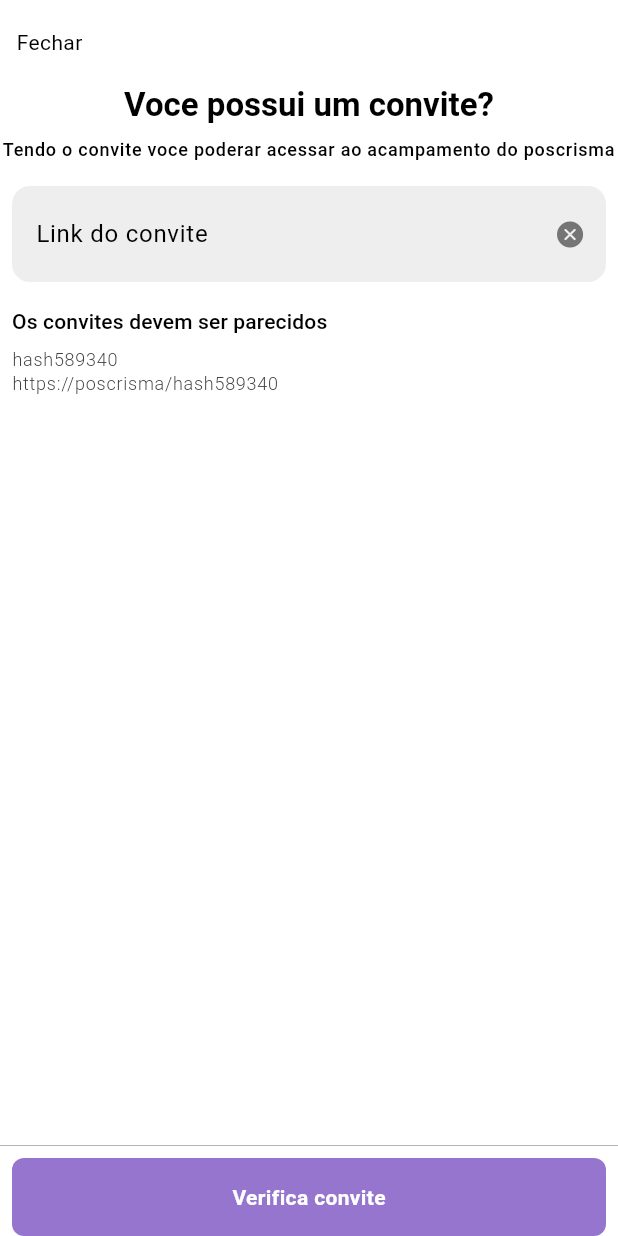
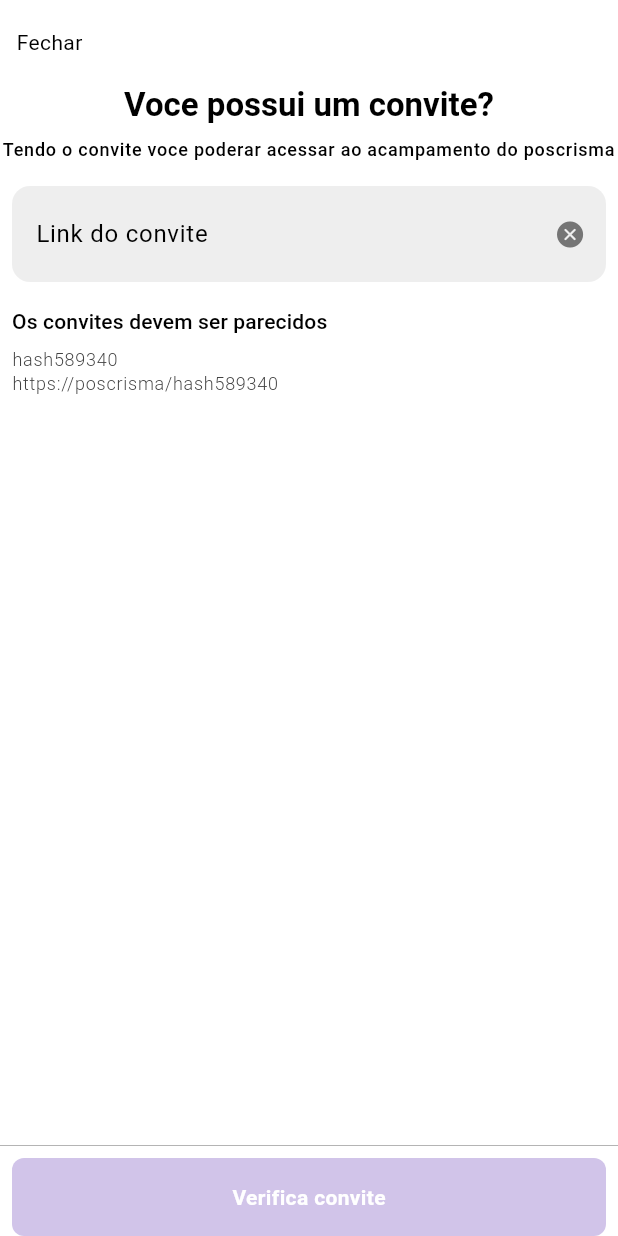
Before and after one commit to pos-crisma/poscrisma, a Flutter app: the InviteMobile screen opened directly, on a phone screen of 412 x 824 dp. Run offline on Flutter 3.47's test engine with Material 3 defaults, Android fonts, the phone set to English and light mode, and no system bars; our stand-ins replace carousel_slider, cloud_firestore, dio, firebase_analytics, firebase_core, flutter_modular and 3 more; missing offline and left inert: locale_plus; accounts and stored records are empty; Roboto replaces fonts that are missing (Manrope).

Commit message:
feat: invite & create user flow

```diff
--- a/modules/core/pubspec.yaml
+++ b/modules/core/pubspec.yaml
@@ -8,6 +8,7 @@ environment:
   flutter: ">=1.17.0"
 
 dependencies:
+
   dio: ^5.3.2
   equatable: ^2.0.5
   firebase_core: ^2.22.0
@@ -17,6 +18,7 @@ dependencies:
   flutter_modular: ^6.3.2
   firebase_analytics: ^10.7.0
   result_dart: ^1.0.5
+  locale_plus: ^1.5.0
 
 dev_dependencies:
   flutter_test:
--- a/modules/feature/error/lib/src/module/error_module.dart
+++ b/modules/feature/error/lib/src/module/error_module.dart
@@ -12,6 +12,9 @@ class ErrorModule extends Module {
         content: r.args.data["content"],
         backButton: r.args.data["backButton"],
         onPress: r.args.data["onPress"],
+        isShowButton: r.args.data["isShowButton"],
+        titleButton: r.args.data["titleButton"],
+        enableColor: r.args.data["enableColor"],
       ),
       transition: TransitionType.downToUp,
     );
--- a/modules/feature/error/pubspec.yaml
+++ b/modules/feature/error/pubspec.yaml
@@ -2,6 +2,7 @@ name: error
 description: "A new Flutter package project."
 version: 0.0.1
 homepage:
+publish_to: none
 
 environment:
   sdk: '>=3.2.2 <4.0.0'
--- a/modules/feature/invite/lib/src/feature/view/mobile/invite_mobile.dart
+++ b/modules/feature/invite/lib/src/feature/view/mobile/invite_mobile.dart
@@ -153,15 +153,38 @@ class _InviteMobileState extends State<InviteMobile> {
             child: ValueListenableBuilder(
               valueListenable: viewStore,
               builder: (context, value, child) {
+                return ValueListenableBuilder(
+                  valueListenable: value.textEditingController,
+                  builder: (context, textController, child) {
+                    print(textController.text);
+                    print(textController.text.length);
+                    print(textController.text.length > 3);
+                    print(textController.text.length > 3
+                        ? value.status == InviteServiceStatus.loading
+                        : false);
                     return AnimatedButton(
                       isFocus: View.of(context).viewInsets.bottom > 0.0,
-                  isDisabled: value.status == InviteServiceStatus.loading,
-                  onPress: () => viewStore.send(InviteAction.buttonTapped()),
-                  enableColor: Colors.deepPurple.shade300,
+                      isDisabled: textController.text.length > 3
+                          ? value.status == InviteServiceStatus.loading
+                          : true,
+                      onPress: () =>
+                          viewStore.send(InviteAction.buttonTapped()),
+                      enableColor: Colors.deepPurple.shade500,
                       disableColor: SystemMode.isDark(context)
-                      ? Colors.deepPurple.shade500
+                          ? Colors.deepPurple.shade300
                           : Colors.deepPurple.shade100,
-                  disabledChild: const CircularProgressIndicator.adaptive(),
+                      disabledChild: value.status == InviteServiceStatus.loading
+                          ? const CircularProgressIndicator.adaptive()
+                          : Text(
+                              'Verifica convite',
+                              style: Theme.of(context)
+                                  .textTheme
+                                  .bodyMedium! //
+                                  .copyWith(
+                                    fontWeight: FontWeight.w600,
+                                    color: Colors.white,
+                                  ),
+                            ),
                       child: Text(
                         'Verifica convite',
                         style: Theme.of(context)
@@ -174,6 +197,8 @@ class _InviteMobileState extends State<InviteMobile> {
                       ),
                     );
                   },
+                );
+              },
             ),
           ),
         ],
--- a/pubspec.yaml
+++ b/pubspec.yaml
@@ -39,6 +39,7 @@ dependencies:
 
   flutter_localizations:
     sdk: flutter
+
   intl: any
 
 
```
Also changed, not shown: modules/core/lib/module/network/client/base_request.dart (+53 -3 lines), modules/feature/create_user/lib/src/feature/provider/controller/store/user_mobile_reducer.dart (+8 -2 lines), modules/feature/error/lib/src/feature/view/error_page.dart (+8 -1 lines), modules/feature/error/lib/src/feature/view/mobile/error_mobile.dart (+14 -5 lines), modules/feature/invite/lib/src/feature/provider/controller/store/invite_store.dart (+18 -2 lines), modules/core/lib/firebase/firebase_options.dart, pubspec.lock, 3 other files. Lines whose indentation alone changed are shown as unchanged.
